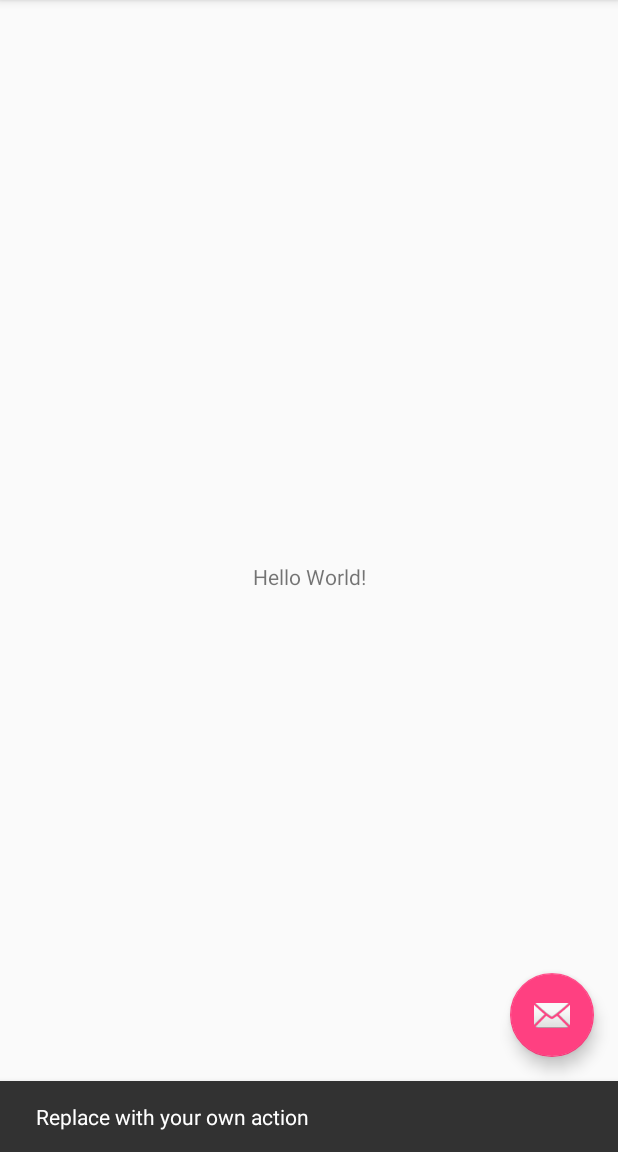
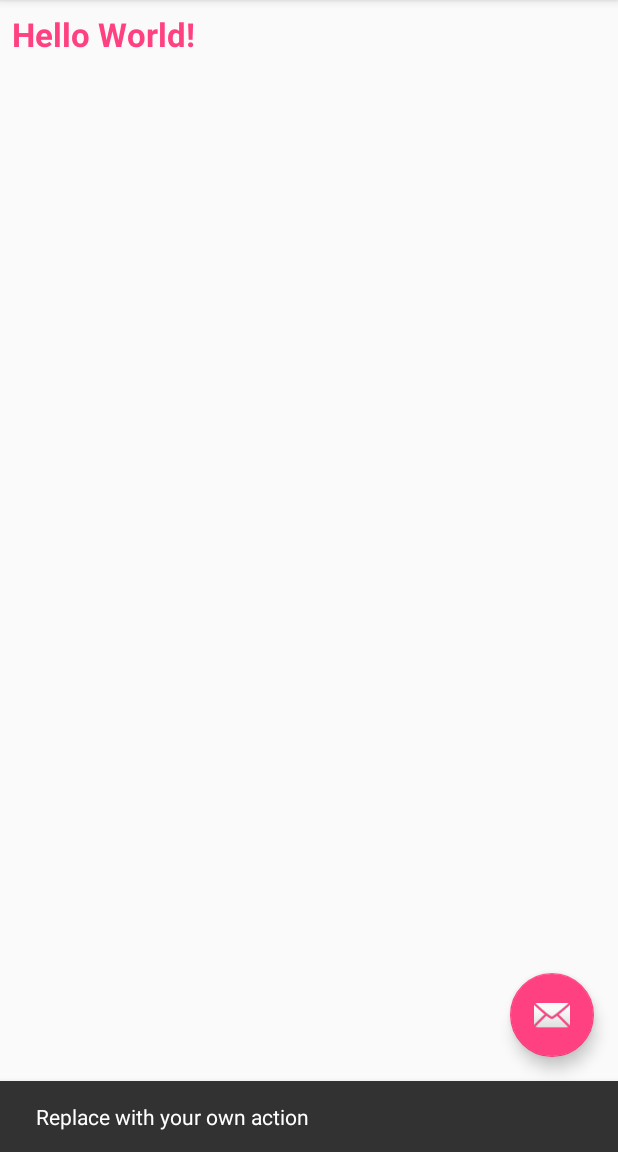
Before and after one commit to AlexanderVladimirov9090/TaskChronometer, an Android app: the screen it shows after launch (MainActivity), after a tap on an icon or button, on a phone screen of 412 x 824 dp, the part 84-1236 px from its top. Run offline under Robolectric (Android 15) with nearby library versions, the phone set to English and light mode, and no system bars.

Commit message:
Adding Task view.

```diff
--- a/app/src/main/res/layout/fragment_main.xml
+++ b/app/src/main/res/layout/fragment_main.xml
@@ -8,12 +8,18 @@
     tools:showIn="@layout/activity_main">
 
     <TextView
-        android:layout_width="wrap_content"
+        android:id="@+id/curent_task"
+        android:layout_width="0dp"
         android:layout_height="wrap_content"
+        android:layout_marginLeft="8dp"
+        android:layout_marginRight="8dp"
+        android:layout_marginTop="8dp"
         android:text="Hello World!"
-        app:layout_constraintBottom_toBottomOf="parent"
+        android:textSize="22sp"
+        android:textStyle="bold"
         app:layout_constraintLeft_toLeftOf="parent"
         app:layout_constraintRight_toRightOf="parent"
-        app:layout_constraintTop_toTopOf="parent" />
+        app:layout_constraintTop_toTopOf="parent"
+        tools:text="@string/no_task_message" />
 
 </android.support.constraint.ConstraintLayout>
--- a/app/src/main/res/values/strings.xml
+++ b/app/src/main/res/values/strings.xml
@@ -7,4 +7,5 @@
     <string name="menumain_About">About Task Chrono</string>
     <string name="menumain_about">About App</string>
     <string name="menumain_generate">Generate Data</string>
+    <string name="no_task_message">No Task Selected</string>
 </resources>
--- a/app/src/main/res/values/styles.xml
+++ b/app/src/main/res/values/styles.xml
@@ -6,6 +6,7 @@
         <item name="colorPrimary">@color/colorPrimary</item>
         <item name="colorPrimaryDark">@color/colorPrimaryDark</item>
         <item name="colorAccent">@color/colorAccent</item>
+        <item name="android:textColorTertiary">@color/colorAccent</item>
     </style>
 
     <style name="AppTheme.NoActionBar">
```
